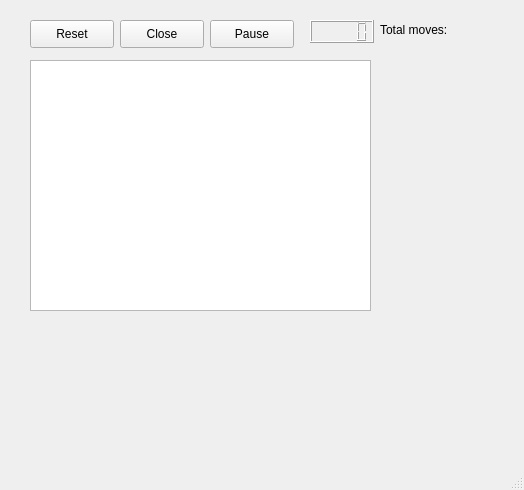
ikarrila/COMP.CS.110_2023, file student/12/path_gui/mainwindow.ui: the form before one commit.
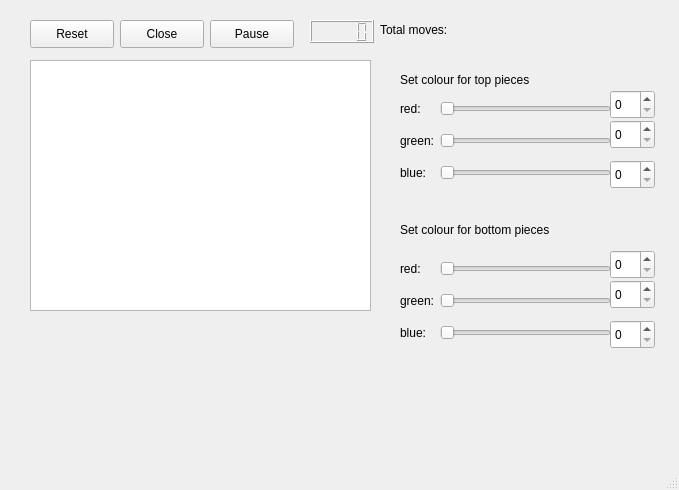
The form after the commit.

Commit message: Colourpicker added for both pieces

Patch:
```diff
--- a/student/12/path_gui/mainwindow.ui
+++ b/student/12/path_gui/mainwindow.ui
@@ -6,7 +6,7 @@
    <rect>
     <x>0</x>
     <y>0</y>
-    <width>524</width>
+    <width>679</width>
     <height>490</height>
    </rect>
   </property>
@@ -99,6 +99,200 @@
      <string>Total moves:</string>
     </property>
    </widget>
+   <widget class="QSpinBox" name="spinBoxRed">
+    <property name="geometry">
+     <rect>
+      <x>610</x>
+      <y>90</y>
+      <width>45</width>
+      <height>29</height>
+     </rect>
+    </property>
+   </widget>
+   <widget class="QWidget" name="gridLayoutWidget">
+    <property name="geometry">
+     <rect>
+      <x>400</x>
+      <y>90</y>
+      <width>211</width>
+      <height>101</height>
+     </rect>
+    </property>
+    <layout class="QGridLayout" name="gridLayout">
+     <item row="1" column="1">
+      <widget class="QSlider" name="horizontalSliderRed">
+       <property name="orientation">
+        <enum>Qt::Horizontal</enum>
+       </property>
+      </widget>
+     </item>
+     <item row="3" column="0">
+      <widget class="QLabel" name="labelBlue">
+       <property name="text">
+        <string>blue:</string>
+       </property>
+      </widget>
+     </item>
+     <item row="1" column="0">
+      <widget class="QLabel" name="labelRed">
+       <property name="text">
+        <string>red:</string>
+       </property>
+      </widget>
+     </item>
+     <item row="3" column="1">
+      <widget class="QSlider" name="horizontalSliderBlue">
+       <property name="orientation">
+        <enum>Qt::Horizontal</enum>
+       </property>
+      </widget>
+     </item>
+     <item row="2" column="1">
+      <widget class="QSlider" name="horizontalSliderGreen">
+       <property name="orientation">
+        <enum>Qt::Horizontal</enum>
+       </property>
+      </widget>
+     </item>
+     <item row="2" column="0">
+      <widget class="QLabel" name="labelGreen">
+       <property name="text">
+        <string>green:</string>
+       </property>
+      </widget>
+     </item>
+    </layout>
+   </widget>
+   <widget class="QSpinBox" name="spinBoxGreen">
+    <property name="geometry">
+     <rect>
+      <x>610</x>
+      <y>120</y>
+      <width>45</width>
+      <height>29</height>
+     </rect>
+    </property>
+   </widget>
+   <widget class="QSpinBox" name="spinBoxBlue">
+    <property name="geometry">
+     <rect>
+      <x>610</x>
+      <y>160</y>
+      <width>45</width>
+      <height>29</height>
+     </rect>
+    </property>
+   </widget>
+   <widget class="QLabel" name="label_2">
+    <property name="geometry">
+     <rect>
+      <x>400</x>
+      <y>70</y>
+      <width>221</width>
+      <height>20</height>
+     </rect>
+    </property>
+    <property name="text">
+     <string>Set colour for top pieces</string>
+    </property>
+   </widget>
+   <widget class="QLabel" name="label_3">
+    <property name="geometry">
+     <rect>
+      <x>400</x>
+      <y>220</y>
+      <width>251</width>
+      <height>20</height>
+     </rect>
+    </property>
+    <property name="text">
+     <string>Set colour for bottom pieces</string>
+    </property>
+   </widget>
+   <widget class="QSpinBox" name="spinBoxRedBottom">
+    <property name="geometry">
+     <rect>
+      <x>610</x>
+      <y>250</y>
+      <width>45</width>
+      <height>29</height>
+     </rect>
+    </property>
+   </widget>
+   <widget class="QWidget" name="gridLayoutWidget_2">
+    <property name="geometry">
+     <rect>
+      <x>400</x>
+      <y>250</y>
+      <width>211</width>
+      <height>101</height>
+     </rect>
+    </property>
+    <layout class="QGridLayout" name="gridLayout_2">
+     <item row="1" column="1">
+      <widget class="QSlider" name="horizontalSliderRedBottom">
+       <property name="orientation">
+        <enum>Qt::Horizontal</enum>
+       </property>
+      </widget>
+     </item>
+     <item row="3" column="0">
+      <widget class="QLabel" name="labelBlue_2">
+       <property name="text">
+        <string>blue:</string>
+       </property>
+      </widget>
+     </item>
+     <item row="1" column="0">
+      <widget class="QLabel" name="labelRed_2">
+       <property name="text">
+        <string>red:</string>
+       </property>
+      </widget>
+     </item>
+     <item row="3" column="1">
+      <widget class="QSlider" name="horizontalSliderBlueBottom">
+       <property name="orientation">
+        <enum>Qt::Horizontal</enum>
+       </property>
+      </widget>
+     </item>
+     <item row="2" column="1">
+      <widget class="QSlider" name="horizontalSliderGreenBottom">
+       <property name="orientation">
+        <enum>Qt::Horizontal</enum>
+       </property>
+      </widget>
+     </item>
+     <item row="2" column="0">
+      <widget class="QLabel" name="labelGreen_2">
+       <property name="text">
+        <string>green:</string>
+       </property>
+      </widget>
+     </item>
+    </layout>
+   </widget>
+   <widget class="QSpinBox" name="spinBoxGreenBottom">
+    <property name="geometry">
+     <rect>
+      <x>610</x>
+      <y>280</y>
+      <width>45</width>
+      <height>29</height>
+     </rect>
+    </property>
+   </widget>
+   <widget class="QSpinBox" name="spinBoxBlueBottom">
+    <property name="geometry">
+     <rect>
+      <x>610</x>
+      <y>320</y>
+      <width>45</width>
+      <height>29</height>
+     </rect>
+    </property>
+   </widget>
   </widget>
   <widget class="QMenuBar" name="menubar">
    <property name="geometry">
```
Left out of the diff: 2 changed lines with no effect on the pictures. The commit also changes 2 other files.
